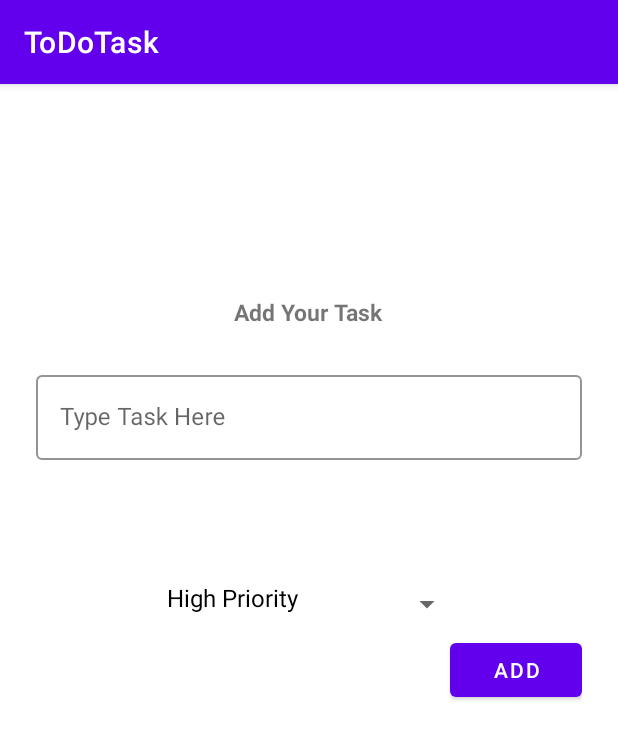
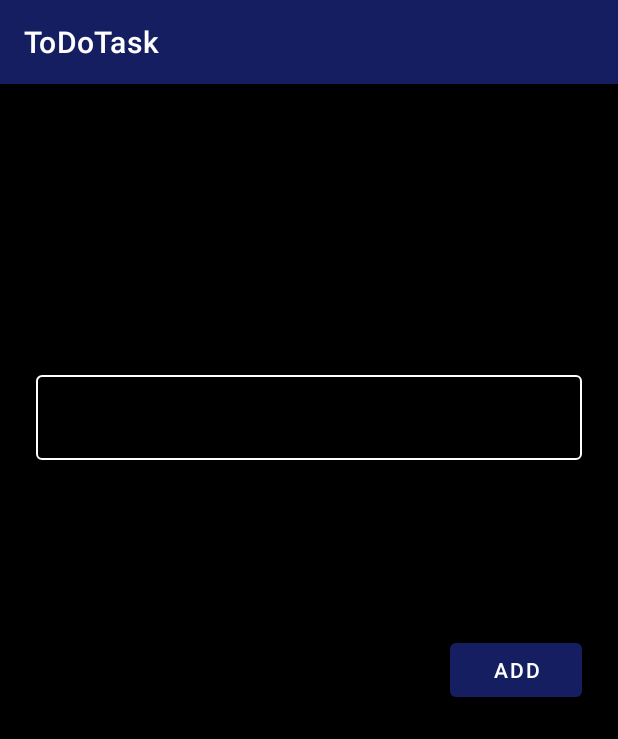
Before and after one commit to giaongo/ToDoTask, an Android app: the screen it shows after launch (ToDoActivity), after a tap on an icon or button, on a phone screen of 412 x 824 dp. Shown: the top 739 px of the screen. Run offline under Robolectric (Android 15) with nearby library versions, the phone set to English and light mode, and no system bars; our stand-ins replace Room's generated code, data binding.

Commit message:
Apply black background on all fragments and add more colors for colors.xml. Change colors on toolbar and status bar for themes

```diff
--- a/app/src/main/res/layout/activity_main.xml
+++ b/app/src/main/res/layout/activity_main.xml
@@ -5,15 +5,17 @@
     android:layout_width="match_parent"
     android:layout_height="match_parent"
     tools:context=".ToDoActivity">
+
     <androidx.fragment.app.FragmentContainerView
         android:id="@+id/nav_host_fragment"
         android:name="androidx.navigation.fragment.NavHostFragment"
         android:layout_width="0dp"
         android:layout_height="0dp"
-        app:layout_constraintLeft_toLeftOf="parent"
-        app:layout_constraintRight_toRightOf="parent"
+        app:defaultNavHost="true"
+        android:background="@color/black"
+        app:layout_constraintBottom_toBottomOf="parent"
+        app:layout_constraintEnd_toEndOf="parent"
+        app:layout_constraintStart_toStartOf="parent"
         app:layout_constraintTop_toTopOf="parent"
-        app:layout_constraintBottom_toBottomOf="parent"
-        app:defaultNavHost = "true"
-        app:navGraph="@navigation/nav_graph"/>
+        app:navGraph="@navigation/nav_graph" />
 </androidx.constraintlayout.widget.ConstraintLayout>
--- a/app/src/main/res/values-night/themes.xml
+++ b/app/src/main/res/values-night/themes.xml
@@ -2,12 +2,12 @@
     <!-- Base application theme. -->
     <style name="Theme.ToDoTask" parent="Theme.MaterialComponents.DayNight.DarkActionBar">
         <!-- Primary brand color. -->
-        <item name="colorPrimary">@color/purple_200</item>
-        <item name="colorPrimaryVariant">@color/purple_700</item>
-        <item name="colorOnPrimary">@color/black</item>
+        <item name="colorPrimary">@color/dark_blue</item>
+        <item name="colorPrimaryVariant">@color/black</item>
+        <item name="colorOnPrimary">@color/white</item>
         <!-- Secondary brand color. -->
         <item name="colorSecondary">@color/teal_200</item>
-        <item name="colorSecondaryVariant">@color/teal_200</item>
+        <item name="colorSecondaryVariant">@color/teal_700</item>
         <item name="colorOnSecondary">@color/black</item>
         <!-- Status bar color. -->
         <item name="android:statusBarColor" tools:targetApi="l">?attr/colorPrimaryVariant</item>
--- a/app/src/main/res/values/colors.xml
+++ b/app/src/main/res/values/colors.xml
@@ -1,5 +1,5 @@
 <?xml version="1.0" encoding="utf-8"?>
-<resources>
+<resources xmlns:tools="http://schemas.android.com/tools">
     <color name="purple_200">#FFBB86FC</color>
     <color name="purple_500">#FF6200EE</color>
     <color name="purple_700">#FF3700B3</color>
@@ -10,4 +10,7 @@
     <color name="light_pink">#FFF2F2</color>
     <color name="medium_pink">#FAD4D4</color>
     <color name="dark_pink">#F47C7C</color>
+    <color name="dark_blue">#141E61</color>
+    <color name="mtrl_textinput_default_box_stroke_color" tools:override="true">#fff</color>
+    <color name="orange">#ffa500</color>
 </resources>
--- a/app/src/main/res/values/themes.xml
+++ b/app/src/main/res/values/themes.xml
@@ -2,8 +2,8 @@
     <!-- Base application theme. -->
     <style name="Theme.ToDoTask" parent="Theme.MaterialComponents.DayNight.DarkActionBar">
         <!-- Primary brand color. -->
-        <item name="colorPrimary">@color/purple_500</item>
-        <item name="colorPrimaryVariant">@color/purple_700</item>
+        <item name="colorPrimary">@color/dark_blue</item>
+        <item name="colorPrimaryVariant">@color/black</item>
         <item name="colorOnPrimary">@color/white</item>
         <!-- Secondary brand color. -->
         <item name="colorSecondary">@color/teal_200</item>
```
